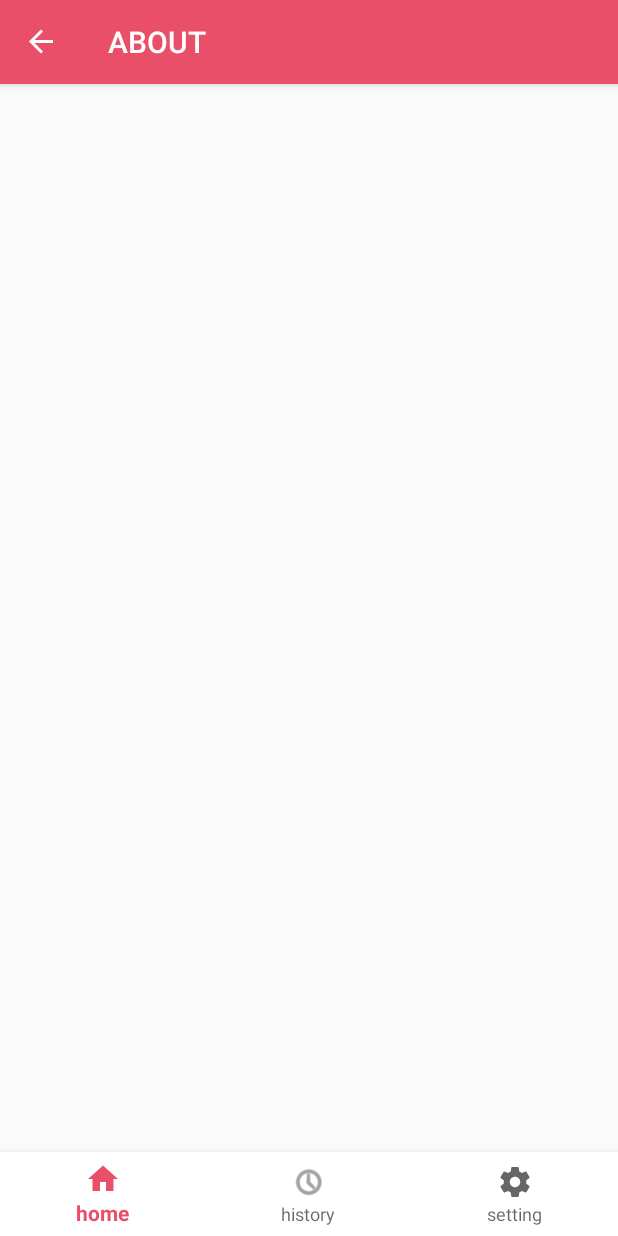
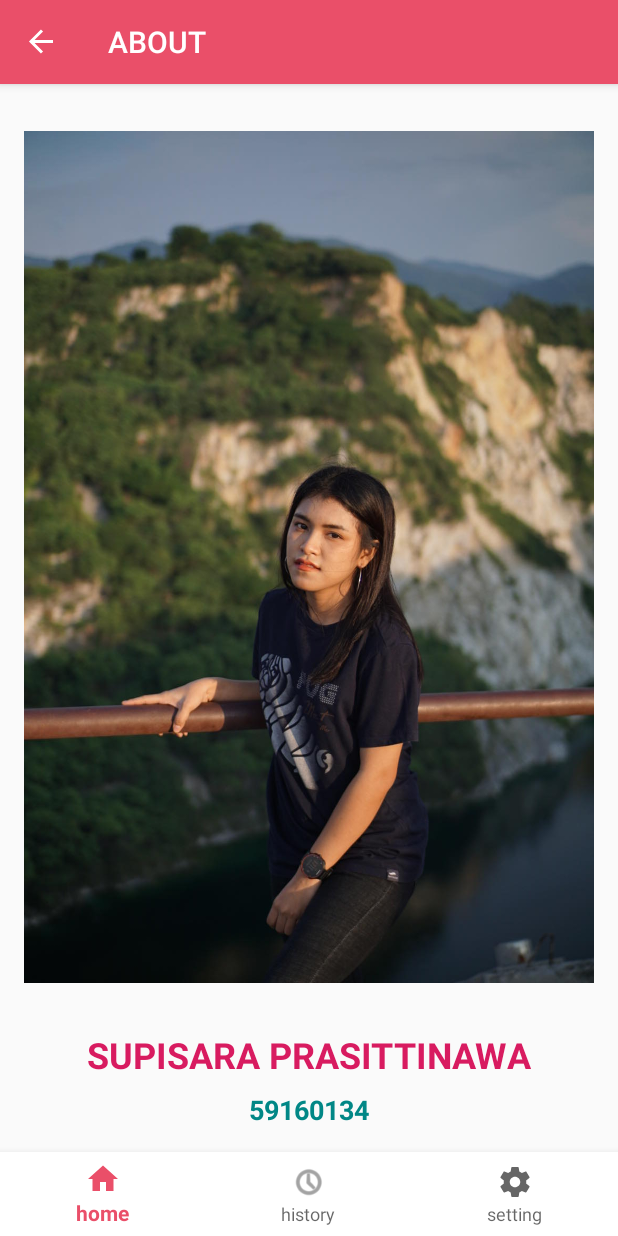
Before and after one commit to supisara1511/PinkBirdApplication, an Android app: the AboutFragment screen opened through its navigation route, on a phone screen of 412 x 824 dp. Run offline under Robolectric (Android 15) with nearby library versions, the phone set to English and light mode, and no system bars; our stand-ins replace Room's generated code, data binding, navigation-ui; 2 statements that could not run were skipped.

Commit message:
About Me

```diff
--- a/app/build.gradle
+++ b/app/build.gradle
@@ -3,6 +3,7 @@ apply plugin: 'kotlin-android'
 apply plugin: 'kotlin-android-extensions'
 apply plugin: 'kotlin-kapt'
 apply plugin: 'androidx.navigation.safeargs'
+
 
 android {
     compileSdkVersion 29
--- a/app/src/main/java/buu/informatics/s59160134/pinkbirdapplication/MainActivity.kt
+++ b/app/src/main/java/buu/informatics/s59160134/pinkbirdapplication/MainActivity.kt
@@ -66,7 +66,7 @@ class MainActivity : AppCompatActivity() {
             Log.d("NavigationActivity", "Navigated to $dest")
         }
 
-        if(true){
+        if(false){
             navController.navigate(R.id.getStartedFragment)
         }else{
             navController.navigate(R.id.home_dest)
--- a/app/src/main/java/buu/informatics/s59160134/pinkbirdapplication/history/HistoryFragment.kt
+++ b/app/src/main/java/buu/informatics/s59160134/pinkbirdapplication/history/HistoryFragment.kt
@@ -1,6 +1,7 @@
 package buu.informatics.s59160134.pinkbirdapplication.history
 
 
+import android.content.Intent
 import android.os.Bundle
 import androidx.fragment.app.Fragment
 import android.view.LayoutInflater
@@ -41,9 +42,6 @@ class HistoryFragment : Fragment() {
                 adapter.data = it
             }
         })
-
         return binding.root
     }
-
-
 }
--- a/app/src/main/res/layout/fragment_about.xml
+++ b/app/src/main/res/layout/fragment_about.xml
@@ -5,9 +5,51 @@
     xmlns:tools="http://schemas.android.com/tools"
     tools:context="buu.informatics.s59160134.pinkbirdapplication.about.AboutFragment">
 
-<androidx.constraintlayout.widget.ConstraintLayout
-    android:layout_width="match_parent"
-    android:layout_height="match_parent">
+    <androidx.constraintlayout.widget.ConstraintLayout
+        android:layout_width="match_parent"
+        android:layout_height="match_parent">
 
+        <ImageView
+            android:id="@+id/imageView7"
+            android:layout_width="0dp"
+            android:layout_height="0dp"
+            android:layout_marginStart="16dp"
+            android:layout_marginTop="16dp"
+            android:layout_marginEnd="16dp"
+            android:src="@drawable/profile"
+            app:layout_constraintBottom_toTopOf="@+id/about_name_text"
+            app:layout_constraintEnd_toEndOf="parent"
+            app:layout_constraintHorizontal_bias="0.5"
+            app:layout_constraintStart_toStartOf="parent"
+            app:layout_constraintTop_toTopOf="parent" />
+
+        <TextView
+            android:id="@+id/about_name_text"
+            android:layout_width="wrap_content"
+            android:layout_height="wrap_content"
+            android:layout_marginTop="16dp"
+            android:text="@string/about_name"
+            android:textColor="@color/colorAccent"
+            android:textSize="24sp"
+            android:textStyle="bold"
+            app:layout_constraintBottom_toTopOf="@+id/about_id_text"
+            app:layout_constraintEnd_toEndOf="parent"
+            app:layout_constraintStart_toStartOf="parent"
+            app:layout_constraintTop_toBottomOf="@+id/imageView7" />
+
+        <TextView
+            android:id="@+id/about_id_text"
+            android:layout_width="wrap_content"
+            android:layout_height="wrap_content"
+            android:layout_marginTop="8dp"
+            android:layout_marginBottom="16dp"
+            android:text="@string/about_id"
+            android:textColor="@color/design_default_color_secondary_variant"
+            android:textSize="18sp"
+            android:textStyle="bold"
+            app:layout_constraintBottom_toBottomOf="parent"
+            app:layout_constraintEnd_toEndOf="parent"
+            app:layout_constraintStart_toStartOf="parent"
+            app:layout_constraintTop_toBottomOf="@+id/about_name_text" />
     </androidx.constraintlayout.widget.ConstraintLayout>
 </layout>
--- a/app/src/main/res/values/strings.xml
+++ b/app/src/main/res/values/strings.xml
@@ -29,4 +29,6 @@
     <string name="status">ประจำเดือนใน</string>
     <string name="date_text">9 October 2019</string>
     <string name="stop_btn">STOP</string>
+    <string name="about_name">SUPISARA PRASITTINAWA</string>
+    <string name="about_id">59160134</string>
 </resources>
```
Also changed, not shown: app/src/main/res/drawable/profile.jpg (added).
